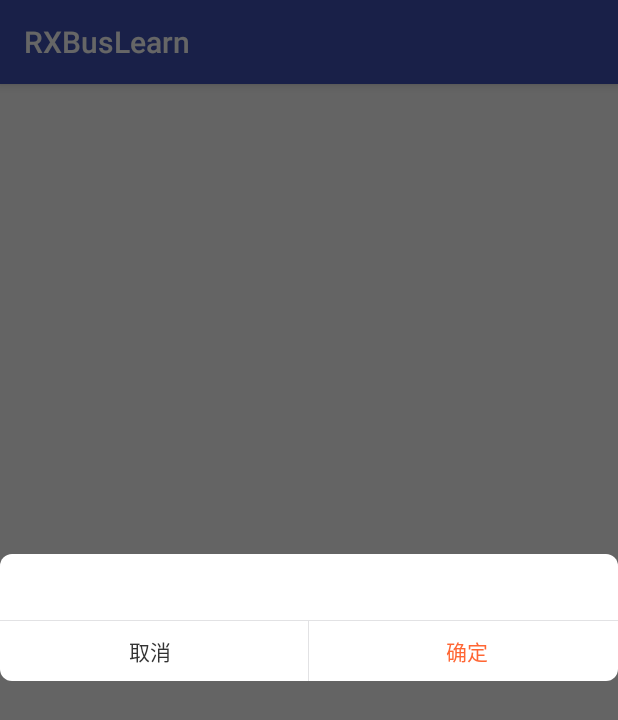
After one commit to zhenglingkun/RXBusLearn, an Android app: the fragment RemindDialog shown on its own in the app's theme, on a phone screen of 412 x 824 dp. The commit adds this screen. Shown: the top 720 px of the screen. Run offline under Robolectric (Android 15) with nearby library versions, the phone set to English and light mode, and no system bars.

```diff
--- /dev/null
+++ b/app/src/main/java/zlk/com/rxbuslearn/base/dialog/OnNegativeButtonClick.java
@@ -0,0 +1,11 @@
+package zlk.com.rxbuslearn.base.dialog;
+
+/**
+ * Created by qiuy on 2016/8/5.
+ */
+public interface OnNegativeButtonClick {
+    /**
+     * 取消按钮
+     */
+    void onCancel();
+}
--- /dev/null
+++ b/app/src/main/java/zlk/com/rxbuslearn/base/dialog/OnPositiveButtonClick.java
@@ -0,0 +1,13 @@
+package zlk.com.rxbuslearn.base.dialog;
+
+import android.widget.Button;
+
+/**
+ * Created by qiuy on 2016/8/5.
+ */
+public interface OnPositiveButtonClick {
+    /**
+     * 点击确定按钮
+     */
+    void onConfirm(Button btn);
+}
--- /dev/null
+++ b/app/src/main/java/zlk/com/rxbuslearn/base/dialog/RemindDialog.java
@@ -0,0 +1,190 @@
+package zlk.com.rxbuslearn.base.dialog;
+
+import android.content.DialogInterface;
+import android.os.Bundle;
+import android.support.v4.app.DialogFragment;
+import android.text.TextUtils;
+import android.view.KeyEvent;
+import android.view.LayoutInflater;
+import android.view.View;
+import android.view.ViewGroup;
+import android.view.Window;
+import android.widget.Button;
+import android.widget.LinearLayout;
+import android.widget.TextView;
+
+import zlk.com.rxbuslearn.R;
+
+/**
+ * Created by xiazj on 2016/12/22.
+ */
+
+public class RemindDialog extends DialogFragment {
+
+    private String title;
+    private String info;
+    private String confirm = "确定";
+    private boolean canBack = true;
+    private boolean canOutDisable = true;
+    private boolean hideCancel = false;
+
+    private OnNegativeButtonClick mOnNegativeButtonClick;
+    private OnPositiveButtonClick mOnPositiveButtonClick;
+
+    /**
+     * 初始化 只有title
+     *
+     * @param title
+     */
+    public void setRemindTitle(String title) {
+        this.title = title;
+    }
+
+    /**
+     * 初始化 只有info
+     *
+     * @param info
+     */
+    public void setRemindInfo(String info) {
+        this.info = info;
+    }
+
+    /**
+     * 初始化 title和info
+     *
+     * @param info
+     * @param title
+     */
+    public void setRemindInfo(String info, String title) {
+        this.info = info;
+        this.title = title;
+    }
+
+    /**
+     * 初始化 title和info
+     *
+     * @param info
+     * @param title
+     */
+    public void setRemindInfo(String info, String title, String confirm) {
+        this.info = info;
+        this.title = title;
+        this.confirm = confirm;
+    }
+
+    /**
+     * 能否点击外部空白消失
+     *
+     * @param canBack 默认可以
+     */
+    public void setCanBack(boolean canBack) {
+        this.canBack = canBack;
+    }
+
+    public void setHideCancel(boolean hideCancel) {
+        this.hideCancel = hideCancel;
+    }
+
+    /**
+     * 能否点系统返回键消失
+     *
+     * @param canOutDisable 默认可以
+     */
+    public void setCanOutDisable(boolean canOutDisable) {
+        this.canOutDisable = canOutDisable;
+    }
+
+    /**
+     * 设置取消回调
+     *
+     * @param onNegativeButtonClick
+     */
+    public void setOnNegativeButtonClick(OnNegativeButtonClick onNegativeButtonClick) {
+        this.mOnNegativeButtonClick = onNegativeButtonClick;
+    }
+
+    /**
+     * 设置确定回调
+     *
+     * @param onPositiveButtonClick
+     */
+    public void setOnPositiveButtonClick(OnPositiveButtonClick onPositiveButtonClick) {
+        this.mOnPositiveButtonClick = onPositiveButtonClick;
+    }
+
+    @Override
+    public void onCreate(Bundle savedInstanceState) {
+        super.onCreate(savedInstanceState);
+        setStyle(android.support.v4.app.DialogFragment.STYLE_NORMAL, R.style.dialog);
+    }
+
+    @Override
+    public View onCreateView(LayoutInflater inflater, ViewGroup container, Bundle savedInstanceState) {
+        LinearLayout rootView = (LinearLayout) inflater.inflate(R.layout.dialog_remind, container);
+        findView(rootView);
+        getDialog().getWindow().requestFeature(Window.FEATURE_NO_TITLE);
+        return rootView;
+    }
+
+    private void findView(View rootView) {
+        TextView tv_title = (TextView) rootView.findViewById(R.id.tv_title);
+        TextView tvInfo = (TextView) rootView.findViewById(R.id.tv_info);
+
+        Button btnConfirm = (Button) rootView.findViewById(R.id.btn_confirm);
+        Button btnCancel = (Button) rootView.findViewById(R.id.btn_cancel);
+
+        if (!TextUtils.isEmpty(info)) {
+            tvInfo.setText(info);
+            tvInfo.setVisibility(View.VISIBLE);
+        } else {
+            tvInfo.setVisibility(View.GONE);
+        }
+        btnConfirm.setText(confirm);
+        if (!TextUtils.isEmpty(title)) {
+            tv_title.setText(title);
+            tv_title.setVisibility(View.VISIBLE);
+        } else {
+            tv_title.setVisibility(View.GONE);
+        }
+
+        if (hideCancel) {
+            btnCancel.setVisibility(View.GONE);
+            rootView.findViewById(R.id.line).setVisibility(View.GONE);
+        }
+        btnCancel.setOnClickListener(new View.OnClickListener() {
+            @Override
+            public void onClick(View v) {
+                if (mOnNegativeButtonClick != null) {
+                    RemindDialog.this.dismiss();
+                    mOnNegativeButtonClick.onCancel();
+                } else {
+                    RemindDialog.this.dismiss();
+                }
+            }
+        });
+
+        btnConfirm.setOnClickListener(new View.OnClickListener() {
+            @Override
+            public void onClick(View v) {
+                if (mOnPositiveButtonClick == null) {
+                    RemindDialog.this.dismiss();
+                } else {
+                    RemindDialog.this.dismiss();
+                    mOnPositiveButtonClick.onConfirm((Button) v);
+                }
+            }
+        });
+        getDialog().setCanceledOnTouchOutside(canOutDisable);
+
+        getDialog().setOnKeyListener(new DialogInterface.OnKeyListener() {
+            @Override
+            public boolean onKey(DialogInterface dialog, int keyCode, KeyEvent event) {
+                if (keyCode == KeyEvent.KEYCODE_BACK) {
+                    return !canBack;
+                }
+                return false;
+            }
+        });
+    }
+
+}
--- /dev/null
+++ b/app/src/main/res/drawable/circular_corner_dialog.xml
@@ -0,0 +1,13 @@
+<?xml version="1.0" encoding="utf-8"?>
+<shape xmlns:android="http://schemas.android.com/apk/res/android">
+    <gradient
+        android:endColor="@android:color/white"
+        android:startColor="@android:color/white">
+
+    </gradient>
+    <corners
+        android:bottomLeftRadius="8dp"
+        android:bottomRightRadius="8dp"
+        android:topLeftRadius="8dp"
+        android:topRightRadius="8dp"/>
+</shape>
--- /dev/null
+++ b/app/src/main/res/layout/dialog_remind.xml
@@ -0,0 +1,79 @@
+<?xml version="1.0" encoding="utf-8"?>
+<LinearLayout xmlns:android="http://schemas.android.com/apk/res/android"
+              android:layout_width="wrap_content"
+              android:layout_height="wrap_content"
+              android:background="@drawable/circular_corner_dialog"
+              android:orientation="vertical"
+              android:paddingTop="20dp">
+
+    <TextView
+        android:id="@+id/tv_title"
+        android:layout_width="240dp"
+        android:layout_height="wrap_content"
+        android:layout_gravity="center_horizontal"
+        android:layout_marginTop="15dp"
+        android:gravity="center"
+        android:minWidth="240dp"
+        android:paddingLeft="8dp"
+        android:paddingRight="8dp"
+        android:text="kenge"
+        android:textColor="@color/default_text"
+        android:textSize="18sp"/>
+
+    <TextView
+        android:id="@+id/tv_info"
+        android:layout_width="240dp"
+        android:layout_height="wrap_content"
+        android:layout_gravity="center_horizontal"
+        android:layout_marginTop="10dp"
+        android:gravity="center"
+        android:minWidth="240dp"
+        android:paddingLeft="8dp"
+        android:paddingRight="8dp"
+        android:text="info"
+        android:textColor="@color/default_text"
+        android:textSize="12sp"/>
+
+    <View
+        android:layout_width="match_parent"
+        android:layout_height="1px"
+        android:layout_marginTop="24dp"
+        android:background="@color/divider"/>
+
+    <LinearLayout
+        android:layout_width="match_parent"
+        android:layout_height="wrap_content"
+        android:layout_gravity="center_horizontal"
+        android:gravity="center_vertical"
+        android:orientation="horizontal">
+
+        <Button
+            android:id="@+id/btn_cancel"
+            android:layout_width="115dp"
+            android:layout_height="40dp"
+            android:layout_marginRight="5dp"
+            android:layout_weight="1"
+            android:background="@android:color/transparent"
+            android:foreground="?android:attr/selectableItemBackground"
+            android:text="取消"
+            android:textColor="@color/default_text"/>
+
+        <View
+            android:id="@+id/line"
+            android:layout_width="1px"
+            android:layout_height="40dp"
+            android:background="@color/divider"/>
+
+        <Button
+            android:id="@+id/btn_confirm"
+            android:layout_width="115dp"
+            android:layout_height="40dp"
+            android:layout_marginLeft="5dp"
+            android:layout_weight="1"
+            android:background="@android:color/transparent"
+            android:enabled="true"
+            android:foreground="?android:attr/selectableItemBackground"
+            android:text="确定"
+            android:textColor="@color/dialog_sure_text_color"/>
+    </LinearLayout>
+</LinearLayout>
--- a/app/src/main/res/values/colors.xml
+++ b/app/src/main/res/values/colors.xml
@@ -7,4 +7,8 @@
     <color name="textColor_8">#FFDE4044</color>
     <color name="lineColor">#dddddd</color>
     <color name="textColor_2">#FF666666</color>
+
+    <color name="default_text">#333333</color>
+    <color name="divider">#E2E2E4</color>
+    <color name="dialog_sure_text_color">#ff6634</color>
 </resources>
--- a/app/src/main/res/values/strings.xml
+++ b/app/src/main/res/values/strings.xml
@@ -5,6 +5,8 @@
     <string name="delete_bank_card_dialog">删除银行卡</string>
     <string name="cancel">取消</string>
     <string name="learn">库存总量\n%1$d</string>
+    <string name="msg_camera_framework_bug">照相权限已经被禁用，您可以尝试在设置中打开此权限</string>
+
     <string-array name="letters">
         <item>A</item>
         <item>B</item>
--- a/app/src/main/res/values/styles.xml
+++ b/app/src/main/res/values/styles.xml
@@ -22,4 +22,13 @@
         <item name="android:focusableInTouchMode">true</item>
     </style>
 
+    <!--简易登录对话框样式-->
+    <style name="dialog" parent="@android:style/Theme.Dialog">
+        <item name="android:windowIsFloating">true</item>
+        <item name="android:windowIsTranslucent">true</item>
+        <item name="android:windowNoTitle">true</item>
+        <item name="android:backgroundDimEnabled">true</item>
+        <item name="android:windowBackground">@android:color/transparent</item>
+    </style>
+
 </resources>
```
Also changed, not shown: app/src/main/java/zlk/com/rxbuslearn/base/BaseActivity.java (added, +47 -0 lines), app/src/main/java/zlk/com/rxbuslearn/base/BaseFragment.java (added, +26 -0 lines), app/src/main/java/zlk/com/rxbuslearn/util/CameraUtil.java (added, +39 -0 lines).
